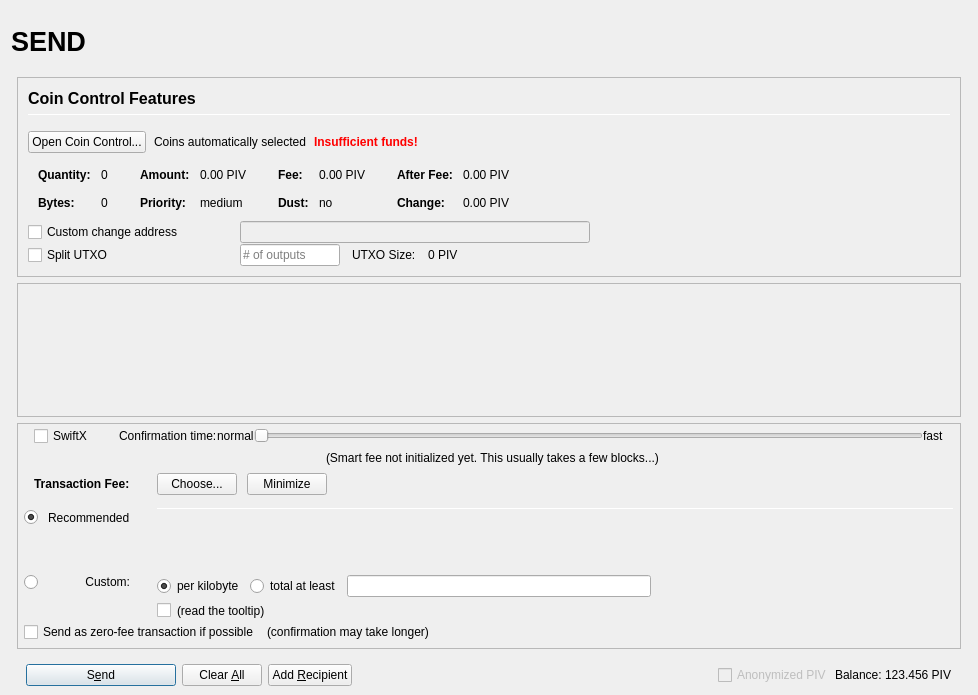
blenda123/labx, file src/qt/forms/sendcoinsdialog.ui: the form before one commit.
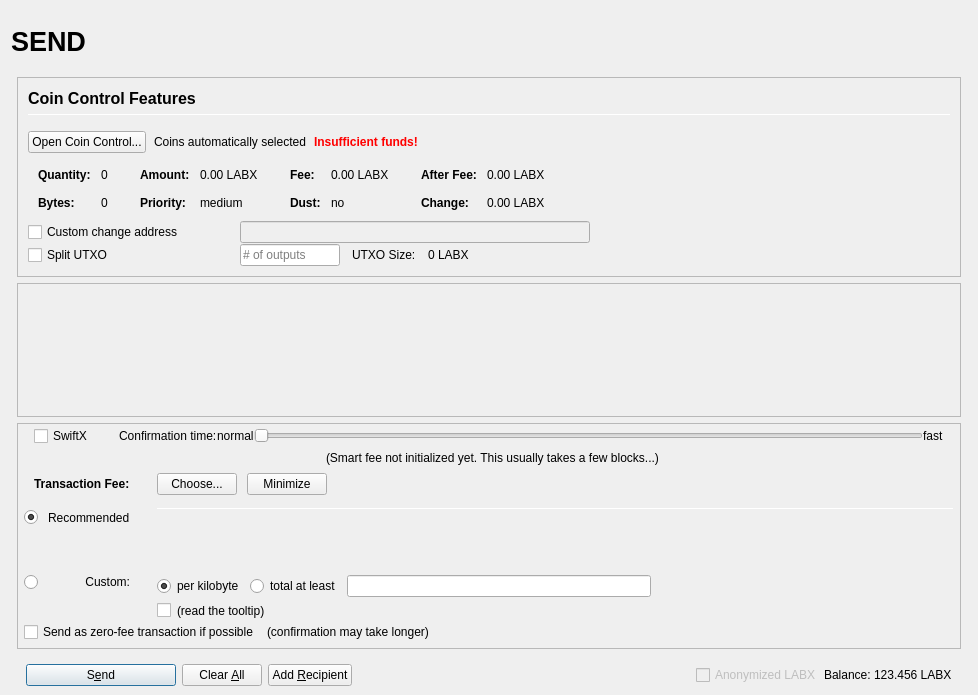
The form after the commit. Icons and pictures are not drawn. Custom widgets are drawn as their Qt base class.

Patch:
```diff
--- a/src/qt/forms/sendcoinsdialog.ui
+++ b/src/qt/forms/sendcoinsdialog.ui
@@ -493,7 +493,7 @@
                         <enum>Qt::ActionsContextMenu</enum>
                        </property>
                        <property name="text">
-                        <string notr="true">0.00 PIV</string>
+                        <string notr="true">0.00 LABX</string>
                        </property>
                        <property name="textInteractionFlags">
                         <set>Qt::LinksAccessibleByMouse|Qt::TextSelectableByKeyboard|Qt::TextSelectableByMouse</set>
@@ -573,7 +573,7 @@
                         <enum>Qt::ActionsContextMenu</enum>
                        </property>
                        <property name="text">
-                        <string notr="true">0.00 PIV</string>
+                        <string notr="true">0.00 LABX</string>
                        </property>
                        <property name="textInteractionFlags">
                         <set>Qt::LinksAccessibleByMouse|Qt::TextSelectableByKeyboard|Qt::TextSelectableByMouse</set>
@@ -653,7 +653,7 @@
                         <enum>Qt::ActionsContextMenu</enum>
                        </property>
                        <property name="text">
-                        <string notr="true">0.00 PIV</string>
+                        <string notr="true">0.00 LABX</string>
                        </property>
                        <property name="textInteractionFlags">
                         <set>Qt::LinksAccessibleByMouse|Qt::TextSelectableByKeyboard|Qt::TextSelectableByMouse</set>
@@ -682,7 +682,7 @@
                         <enum>Qt::ActionsContextMenu</enum>
                        </property>
                        <property name="text">
-                        <string notr="true">0.00 PIV</string>
+                        <string notr="true">0.00 LABX</string>
                        </property>
                        <property name="textInteractionFlags">
                         <set>Qt::LinksAccessibleByMouse|Qt::TextSelectableByKeyboard|Qt::TextSelectableByMouse</set>
@@ -849,7 +849,7 @@
                 <item>
                  <widget class="QLabel" name="labelBlockSize">
                   <property name="text">
-                   <string>0 PIV</string>
+                   <string>0 LABX</string>
                   </property>
                  </widget>
                 </item>
@@ -1714,7 +1714,7 @@
                 <bool>false</bool>
                </property>
                <property name="text">
-                <string>Anonymized PIV</string>
+                <string>Anonymized LABX</string>
                </property>
               </widget>
              </item>
@@ -1737,7 +1737,7 @@
                 <cursorShape>IBeamCursor</cursorShape>
                </property>
                <property name="text">
-                <string notr="true">123.456 PIV</string>
+                <string notr="true">123.456 LABX</string>
                </property>
                <property name="textInteractionFlags">
                 <set>Qt::LinksAccessibleByMouse|Qt::TextSelectableByKeyboard|Qt::TextSelectableByMouse</set>
```
Left out of the diff: 8 changed lines with no effect on the pictures.
